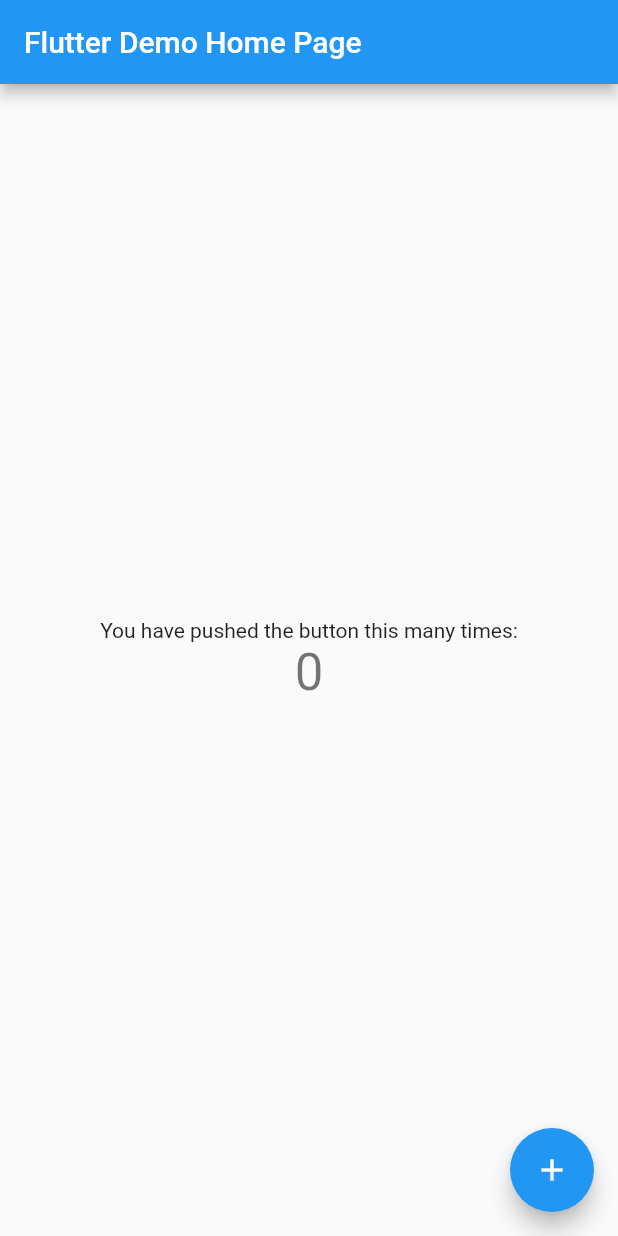
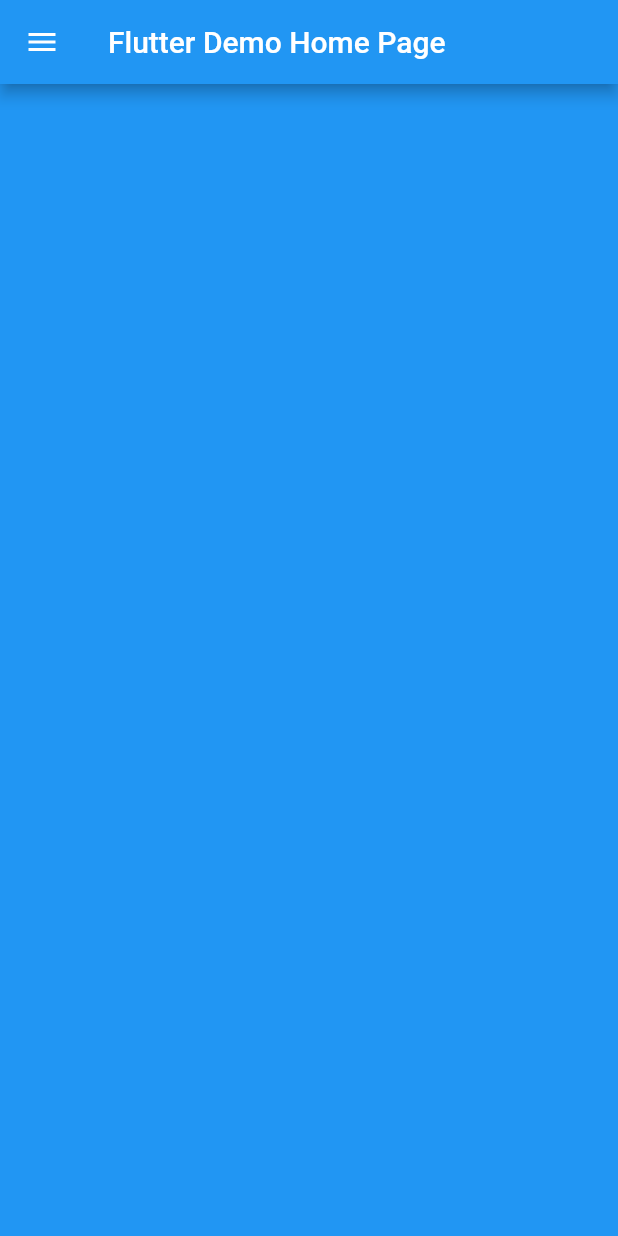
Before and after one commit to CORDEA/flutter_backdrop_demo, a Flutter app: the screen it shows after launch, on a phone screen of 412 x 824 dp. Run offline on Flutter 3.47's test engine with Material 2 defaults, Android fonts, the phone set to English and light mode, and no system bars.

Commit message:
set drawer icon

```diff
--- a/lib/main_page.dart
+++ b/lib/main_page.dart
@@ -18,18 +18,26 @@ class MainPage extends StatefulWidget {
   _MainPageState createState() => new _MainPageState();
 }
 
-class _MainPageState extends State<MainPage> {
-  int _counter = 0;
+class _MainPageState extends State<MainPage>
+    with SingleTickerProviderStateMixin {
+  AnimationController _controller;
 
-  void _incrementCounter() {
-    setState(() {
-      // This call to setState tells the Flutter framework that something has
-      // changed in this State, which causes it to rerun the build method below
-      // so that the display can reflect the updated values. If we changed
-      // _counter without calling setState(), then the build method would not be
-      // called again, and so nothing would appear to happen.
-      _counter++;
-    });
+  @override
+  void initState() {
+    super.initState();
+    _controller = AnimationController(
+        duration: const Duration(milliseconds: 100), value: 1.0, vsync: this);
+  }
+
+  @override
+  void dispose() {
+    super.dispose();
+  }
+
+  Widget _buildStack(BuildContext context, BoxConstraints constraints) {
+    return Container(
+      color: Theme.of(context).primaryColor,
+    );
   }
 
   @override
@@ -41,45 +49,20 @@ class _MainPageState extends State<MainPage> {
     // fast, so that you can just rebuild anything that needs updating rather
     // than having to individually change instances of widgets.
     return new Scaffold(
-      appBar: new AppBar(
-        // Here we take the value from the MyHomePage object that was created by
-        // the App.build method, and use it to set our appbar title.
-        title: new Text(widget.title),
-      ),
-      body: new Center(
-        // Center is a layout widget. It takes a single child and positions it
-        // in the middle of the parent.
-        child: new Column(
-          // Column is also layout widget. It takes a list of children and
-          // arranges them vertically. By default, it sizes itself to fit its
-          // children horizontally, and tries to be as tall as its parent.
-          //
-          // Invoke "debug paint" (press "p" in the console where you ran
-          // "flutter run", or select "Toggle Debug Paint" from the Flutter tool
-          // window in IntelliJ) to see the wireframe for each widget.
-          //
-          // Column has various properties to control how it sizes itself and
-          // how it positions its children. Here we use mainAxisAlignment to
-          // center the children vertically; the main axis here is the vertical
-          // axis because Columns are vertical (the cross axis would be
-          // horizontal).
-          mainAxisAlignment: MainAxisAlignment.center,
-          children: <Widget>[
-            new Text(
-              'You have pushed the button this many times:',
+        appBar: new AppBar(
+          // Here we take the value from the MyHomePage object that was created by
+          // the App.build method, and use it to set our appbar title.
+          title: new Text(widget.title),
+          leading: IconButton(
+            onPressed: () {},
+            icon: AnimatedIcon(
+              icon: AnimatedIcons.close_menu,
+              progress: _controller.view,
             ),
-            new Text(
-              '$_counter',
-              style: Theme.of(context).textTheme.display1,
-            ),
-          ],
+          ),
         ),
-      ),
-      floatingActionButton: new FloatingActionButton(
-        onPressed: _incrementCounter,
-        tooltip: 'Increment',
-        child: new Icon(Icons.add),
-      ), // This trailing comma makes auto-formatting nicer for build methods.
-    );
+        body: LayoutBuilder(
+          builder: _buildStack,
+        ));
   }
 }
```
